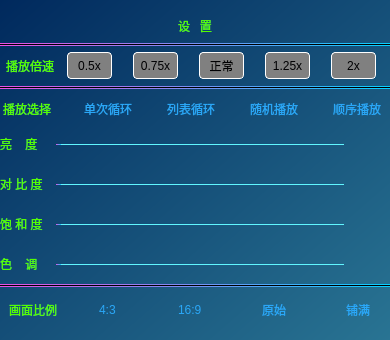
First picture: the form in VideoPlayer/videomodels/AdjustBright.ui, repository huizhang556/pc-video-player, before the edit.
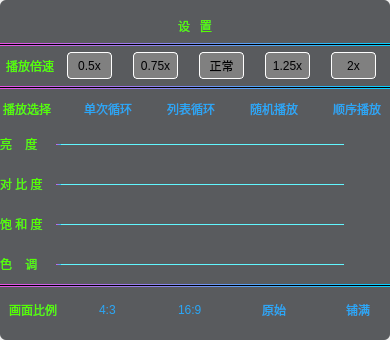
Second picture: the form after the edit. Icons and pictures are not drawn.

```diff
--- a/VideoPlayer/videomodels/AdjustBright.ui
+++ b/VideoPlayer/videomodels/AdjustBright.ui
@@ -37,8 +37,10 @@
      <property name="styleSheet">
       <string notr="true">#frame_grid
 {
-border-radius: 0px;
-background-color:qlineargradient(spread:pad,x1:0,y1:0,x2:1,y2:1,stop:0 #00295d, stop:1  #297493);
+border-radius: 6px;
+border: 0px solid qlineargradient(spread:pad, x1:0, y1:0, x2:1, y2:0, stop:0 rgba(231,80,229, 255), stop:1 rgba(7,208,255, 255));;
+/*background-color:qlineargradient(spread:pad,x1:0,y1:0,x2:1,y2:1,stop:0 #00295d, stop:1  #297493);*/
+background-color: rgba(24, 27, 31,0.7);
 }</string>
      </property>
      <layout class="QVBoxLayout" name="verticalLayout_2">
```
